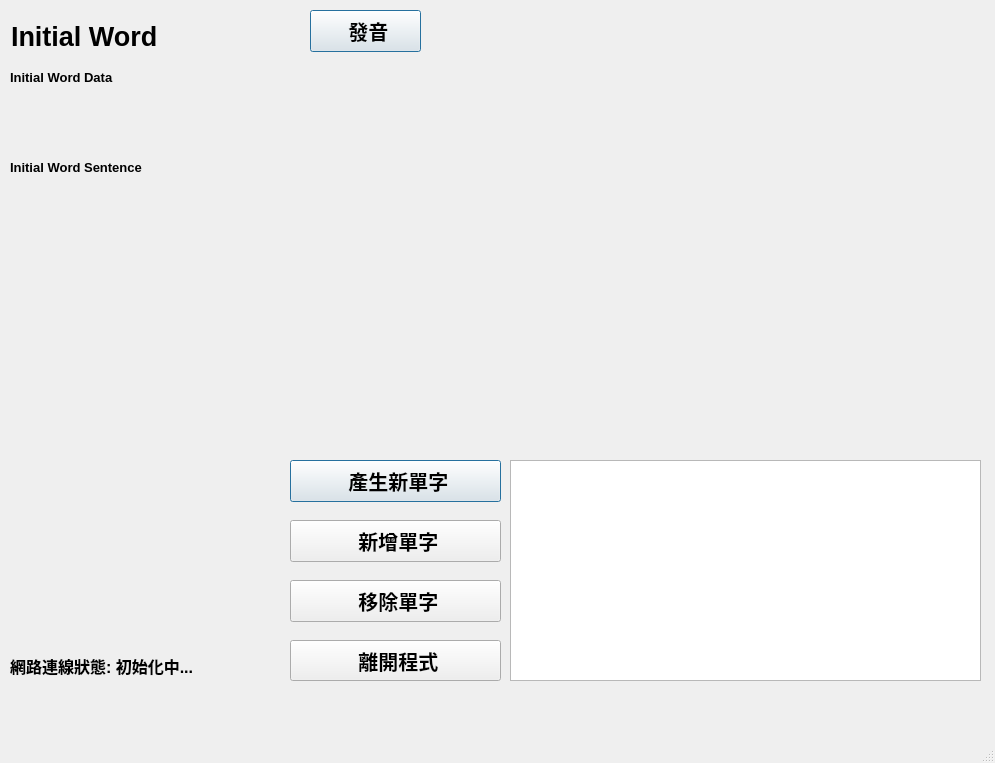
This is UI/init.ui in AhJayzZ/VocabularyTrainer as Qt 5 draws it before an edit. The edited form follows.
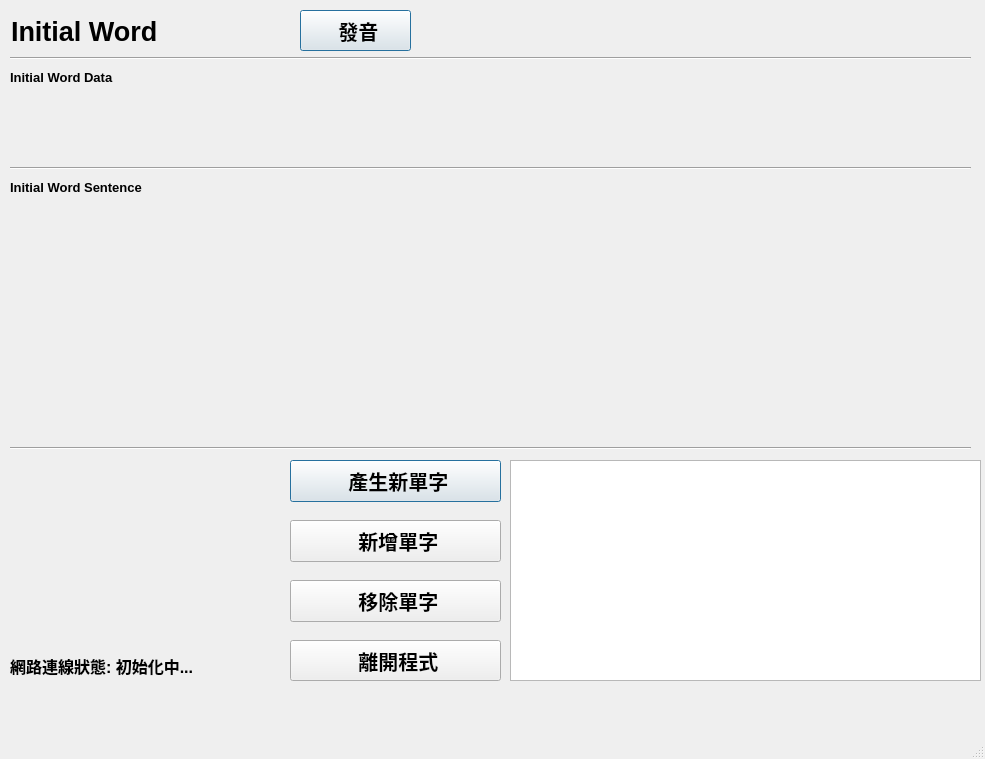
This is the edited form.

The edit to the form file:
```diff
--- a/UI/init.ui
+++ b/UI/init.ui
@@ -6,8 +6,8 @@
    <rect>
     <x>0</x>
     <y>0</y>
-    <width>995</width>
-    <height>763</height>
+    <width>985</width>
+    <height>759</height>
    </rect>
   </property>
   <property name="font">
@@ -69,9 +69,9 @@
     <property name="geometry">
      <rect>
       <x>10</x>
-      <y>160</y>
+      <y>180</y>
       <width>961</width>
-      <height>291</height>
+      <height>251</height>
      </rect>
     </property>
     <property name="font">
@@ -94,7 +94,7 @@
       <x>11</x>
       <y>11</y>
       <width>921</width>
-      <height>50</height>
+      <height>41</height>
      </rect>
     </property>
     <property name="font">
@@ -214,10 +214,10 @@
    <widget class="QPushButton" name="soundButton">
     <property name="geometry">
      <rect>
-      <x>310</x>
+      <x>300</x>
       <y>10</y>
       <width>111</width>
-      <height>42</height>
+      <height>41</height>
      </rect>
     </property>
     <property name="font">
@@ -237,6 +237,52 @@
      <bool>true</bool>
     </property>
    </widget>
+   <widget class="Line" name="line">
+    <property name="geometry">
+     <rect>
+      <x>10</x>
+      <y>50</y>
+      <width>961</width>
+      <height>16</height>
+     </rect>
+    </property>
+    <property name="font">
+     <font>
+      <pointsize>20</pointsize>
+      <weight>50</weight>
+      <bold>false</bold>
+     </font>
+    </property>
+    <property name="orientation">
+     <enum>Qt::Horizontal</enum>
+    </property>
+   </widget>
+   <widget class="Line" name="line_2">
+    <property name="geometry">
+     <rect>
+      <x>10</x>
+      <y>160</y>
+      <width>961</width>
+      <height>16</height>
+     </rect>
+    </property>
+    <property name="orientation">
+     <enum>Qt::Horizontal</enum>
+    </property>
+   </widget>
+   <widget class="Line" name="line_3">
+    <property name="geometry">
+     <rect>
+      <x>10</x>
+      <y>440</y>
+      <width>961</width>
+      <height>16</height>
+     </rect>
+    </property>
+    <property name="orientation">
+     <enum>Qt::Horizontal</enum>
+    </property>
+   </widget>
   </widget>
   <widget class="QMenuBar" name="menubar">
    <property name="geometry">
```
Left out of the diff: 2 changed lines with no effect on the pictures.
